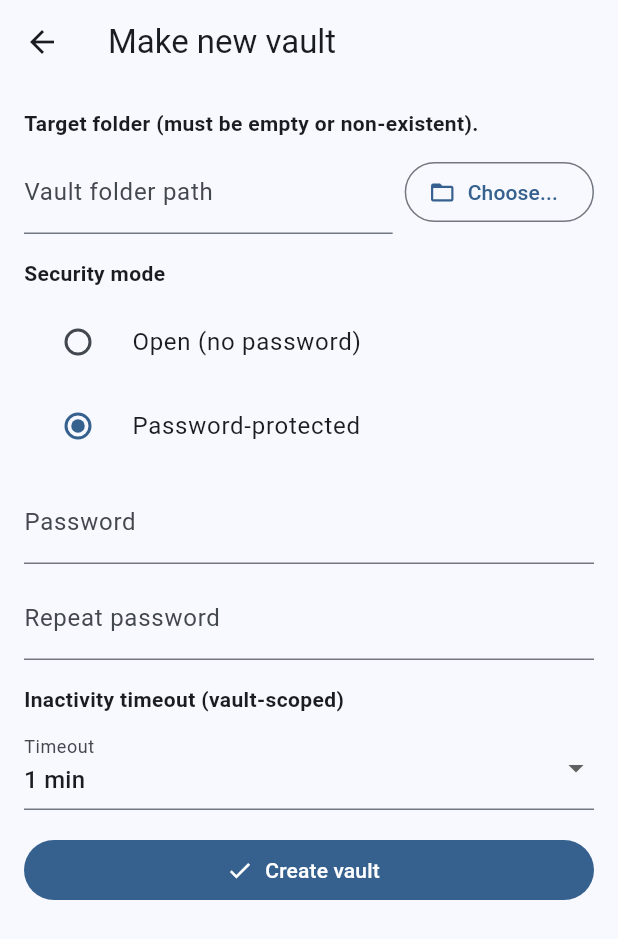
After one commit to Thpitze/DieThpitze, a Flutter app: the NewVaultWizard screen opened directly, after a tap on "Password-protected", on a phone screen of 412 x 824 dp. The commit adds this screen. Shown: the top 939 px of the screen. Run offline on Flutter 3.47's test engine with Material 3 defaults, Android fonts, the phone set to English and light mode, and no system bars; our stand-ins replace yaml; missing offline and left inert: file_selector; accounts and stored records are empty.

Commit message:
feat(vault): add new vault wizard + security dialog; fix auth bootstrap

```diff
--- /dev/null
+++ b/lib/app/vault/change_vault_security_dialog.dart
@@ -0,0 +1,225 @@
+/* lib/app/vault/change_vault_security_dialog.dart */
+import 'dart:convert';
+import 'dart:io';
+
+import 'package:flutter/material.dart';
+
+import '../../core/vault/vault_auth_service.dart';
+import 'vault_controller.dart';
+import 'vault_state.dart';
+
+class ChangeVaultSecurityDialog extends StatefulWidget {
+  final VaultController vault;
+
+  const ChangeVaultSecurityDialog({super.key, required this.vault});
+
+  @override
+  State<ChangeVaultSecurityDialog> createState() => _ChangeVaultSecurityDialogState();
+}
+
+class _ChangeVaultSecurityDialogState extends State<ChangeVaultSecurityDialog> {
+  static const String _authFileName = 'auth.json';
+  static const String _vaultFileName = 'vault.json';
+
+  final TextEditingController _currentPwCtrl = TextEditingController();
+  final TextEditingController _newPw1Ctrl = TextEditingController();
+  final TextEditingController _newPw2Ctrl = TextEditingController();
+
+  bool _busy = false;
+
+  @override
+  void dispose() {
+    _currentPwCtrl.dispose();
+    _newPw1Ctrl.dispose();
+    _newPw2Ctrl.dispose();
+    super.dispose();
+  }
+
+  String? get _vaultPath => widget.vault.state.vaultPath;
+
+  bool _hasAuthJson(String path) {
+    final f = File('$path${Platform.pathSeparator}$_authFileName');
+    return f.existsSync();
+  }
+
+  void _toast(String msg) {
+    ScaffoldMessenger.of(context).showSnackBar(SnackBar(content: Text(msg)));
+  }
+
+  /// Reads vaultId from <vaultRoot>/vault.json.
+  /// We do this locally to avoid depending on a specific VaultIdentityService API shape.
+  String _readVaultId(Directory vaultRoot) {
+    final f = File('${vaultRoot.path}${Platform.pathSeparator}$_vaultFileName');
+    if (!f.existsSync()) {
+      throw Exception('vault.json not found');
+    }
+    final decoded = jsonDecode(f.readAsStringSync());
+    if (decoded is! Map) {
+      throw Exception('vault.json invalid JSON');
+    }
+    final vaultId = decoded['vaultId'];
+    if (vaultId is! String || vaultId.trim().isEmpty) {
+      throw Exception('vault.json missing vaultId');
+    }
+    return vaultId;
+  }
+
+  Future<void> _enablePassword() async {
+    final path = _vaultPath;
+    if (path == null) return;
+
+    final p1 = _newPw1Ctrl.text;
+    final p2 = _newPw2Ctrl.text;
+    if (p1.trim().isEmpty) {
+      _toast('Password must not be empty.');
+      return;
+    }
+    if (p1 != p2) {
+      _toast('Passwords do not match.');
+      return;
+    }
+
+    setState(() => _busy = true);
+    try {
+      final root = Directory(path);
+
+      // Minimal vault info required by VaultAuthService: vaultId.
+            final vaultId = _readVaultId(root);
+
+      const authSvc = VaultAuthService();
+      authSvc.enablePasswordProtection(
+        vaultRoot: root,
+        vaultId: vaultId,
+        password: p1,
+      );if (!mounted) return;
+      Navigator.of(context).pop();
+      _toast('Password protection enabled.');
+    } catch (e) {
+      _toast('Enable failed: $e');
+      setState(() => _busy = false);
+    }
+  }
+
+  Future<void> _disablePassword() async {
+    final path = _vaultPath;
+    if (path == null) return;
+
+    final current = _currentPwCtrl.text;
+    if (current.trim().isEmpty) {
+      _toast('Enter current password to disable protection.');
+      return;
+    }
+
+    setState(() => _busy = true);
+    try {
+      // Verify current password by attempting unlock/open (session not remembered).
+      await widget.vault.unlockWithPassword(password: current, rememberForSession: false);
+
+      // If unlock succeeded, remove auth.json
+      final root = Directory(path);
+      const authSvc = VaultAuthService();
+      authSvc.disablePasswordProtection(vaultRoot: root);
+
+      // Safety: lock immediately (forces re-evaluation of access)
+      await widget.vault.lockNow(reason: 'security_changed');
+
+      if (!mounted) return;
+      Navigator.of(context).pop();
+      _toast('Password protection disabled.');
+    } catch (e) {
+      _toast('Disable failed: $e');
+      setState(() => _busy = false);
+    }
+  }
+
+  @override
+  Widget build(BuildContext context) {
+    final path = _vaultPath ?? '(no vault)';
+    final mounted = widget.vault.state.kind == VaultStateKind.open ||
+        widget.vault.state.kind == VaultStateKind.locked;
+
+    final protected = (_vaultPath != null) ? _hasAuthJson(_vaultPath!) : false;
+
+    return AlertDialog(
+      title: const Text('Change profile / security'),
+      content: SizedBox(
+        width: 520,
+        child: Column(
+          mainAxisSize: MainAxisSize.min,
+          children: [
+            Align(
+              alignment: Alignment.centerLeft,
+              child: Text(
+                'Vault: $path',
+                style: const TextStyle(fontSize: 12),
+              ),
+            ),
+            const SizedBox(height: 12),
+            Align(
+              alignment: Alignment.centerLeft,
+              child: Text(
+                'Current mode: ${protected ? 'Password' : 'Open'}',
+                style: const TextStyle(fontWeight: FontWeight.w600),
+              ),
+            ),
+            const SizedBox(height: 12),
+            if (!mounted) const Text('No vault mounted.') else ...[
+              if (!protected) ...[
+                const Align(
+                  alignment: Alignment.centerLeft,
+                  child: Text('Enable password protection'),
+                ),
+                const SizedBox(height: 8),
+                TextField(
+                  controller: _newPw1Ctrl,
+                  obscureText: true,
+                  decoration: const InputDecoration(labelText: 'New password'),
+                  enabled: !_busy,
+                ),
+                const SizedBox(height: 8),
+                TextField(
+                  controller: _newPw2Ctrl,
+                  obscureText: true,
+                  decoration: const InputDecoration(labelText: 'Repeat new password'),
+                  enabled: !_busy,
+                ),
+              ] else ...[
+                const Align(
+                  alignment: Alignment.centerLeft,
+                  child: Text('Disable password protection'),
+                ),
+                const SizedBox(height: 8),
+                TextField(
+                  controller: _currentPwCtrl,
+                  obscureText: true,
+                  decoration: const InputDecoration(labelText: 'Current password'),
+                  enabled: !_busy,
+                ),
+              ],
+            ],
+          ],
+        ),
+      ),
+      actions: [
+        TextButton(
+          onPressed: _busy ? null : () => Navigator.of(context).pop(),
+          child: const Text('Cancel'),
+        ),
+        if (mounted && !protected)
+          FilledButton(
+            onPressed: _busy ? null : _enablePassword,
+            child: _busy
+                ? const SizedBox(width: 18, height: 18, child: CircularProgressIndicator(strokeWidth: 2))
+                : const Text('Enable'),
+          ),
+        if (mounted && protected)
+          FilledButton(
+            onPressed: _busy ? null : _disablePassword,
+            child: _busy
+                ? const SizedBox(width: 18, height: 18, child: CircularProgressIndicator(strokeWidth: 2))
+                : const Text('Disable'),
+          ),
+      ],
+    );
+  }
+}
--- /dev/null
+++ b/lib/app/vault/new_vault_wizard.dart
@@ -0,0 +1,257 @@
+/* lib/app/vault/new_vault_wizard.dart */
+import 'dart:convert';
+import 'dart:io';
+
+import 'package:file_selector/file_selector.dart';
+import 'package:flutter/material.dart';
+
+import '../../core/records/record_service.dart';
+import '../../core/vault/vault_auth_service.dart';
+import '../../core/vault/vault_identity_service.dart';
+import '../../core/vault/vault_profile.dart';
+import '../../core/vault/vault_profile_service.dart';
+
+enum _SecurityMode { open, password }
+
+class NewVaultWizard extends StatefulWidget {
+  const NewVaultWizard({super.key});
+
+  static Future<String?> show(BuildContext context) {
+    return Navigator.of(context).push<String?>(
+      MaterialPageRoute(builder: (_) => const NewVaultWizard()),
+    );
+  }
+
+  @override
+  State<NewVaultWizard> createState() => _NewVaultWizardState();
+}
+
+class _NewVaultWizardState extends State<NewVaultWizard> {
+  static const String _vaultFileName = 'vault.json';
+
+  final TextEditingController _pathCtrl = TextEditingController();
+  final TextEditingController _pw1Ctrl = TextEditingController();
+  final TextEditingController _pw2Ctrl = TextEditingController();
+
+  _SecurityMode _mode = _SecurityMode.open;
+  int _timeoutSeconds = 60;
+  bool _busy = false;
+
+  @override
+  void dispose() {
+    _pathCtrl.dispose();
+    _pw1Ctrl.dispose();
+    _pw2Ctrl.dispose();
+    super.dispose();
+  }
+
+  Future<void> _pickFolder() async {
+    final dir = await getDirectoryPath();
+    if (!mounted) return;
+    if (dir == null) return;
+    setState(() => _pathCtrl.text = dir);
+  }
+
+  String _readVaultId(Directory vaultRoot) {
+    final f = File('${vaultRoot.path}${Platform.pathSeparator}$_vaultFileName');
+    final decoded = jsonDecode(f.readAsStringSync());
+    if (decoded is! Map) throw Exception('vault.json invalid JSON');
+    final vaultId = decoded['vaultId'];
+    if (vaultId is! String || vaultId.trim().isEmpty) throw Exception('vault.json missing vaultId');
+    return vaultId;
+  }
+
+  List<DropdownMenuItem<int>> _timeoutItems() {
+    const entries = <int, String>{
+      0: 'Off',
+      60: '1 min',
+      300: '5 min',
+      900: '15 min',
+      1800: '30 min',
+      3600: '60 min',
+    };
+
+    return [
+      for (final e in entries.entries)
+        DropdownMenuItem<int>(value: e.key, child: Text(e.value)),
+    ];
+  }
+
+  void _toast(String msg) {
+    ScaffoldMessenger.of(context).showSnackBar(SnackBar(content: Text(msg)));
+  }
+
+  Future<void> _create() async {
+    final rawPath = _pathCtrl.text.trim();
+    if (rawPath.isEmpty) {
+      _toast('Please choose or enter a target folder.');
+      return;
+    }
+
+    final root = Directory(rawPath);
+
+    // Must be empty or non-existent
+    if (root.existsSync()) {
+      final contents = root.listSync(followLinks: false);
+      if (contents.isNotEmpty) {
+        _toast('Target folder must be empty.');
+        return;
+      }
+    }
+
+    if (_mode == _SecurityMode.password) {
+      final p1 = _pw1Ctrl.text;
+      final p2 = _pw2Ctrl.text;
+      if (p1.trim().isEmpty) {
+        _toast('Password must not be empty.');
+        return;
+      }
+      if (p1 != p2) {
+        _toast('Passwords do not match.');
+        return;
+      }
+    }
+
+    setState(() => _busy = true);
+
+    try {
+      if (!root.existsSync()) {
+        root.createSync(recursive: true);
+      }
+
+      final vaultJson = File(
+        '${root.path}${Platform.pathSeparator}${VaultIdentityService.vaultFileName}',
+      );
+      if (vaultJson.existsSync()) {
+        _toast('vault.json already exists in target folder.');
+        setState(() => _busy = false);
+        return;
+      }
+
+      Directory('${root.path}${Platform.pathSeparator}${RecordService.recordsDirName}')
+          .createSync(recursive: true);
+      Directory('${root.path}${Platform.pathSeparator}${RecordService.trashDirName}')
+          .createSync(recursive: true);
+
+      // Creates vault.json
+      final idSvc = VaultIdentityService();
+      idSvc.initVault(root);
+
+      // profile.json
+      final profileSvc = VaultProfileService();
+      final base = VaultProfile.defaults();
+      final profile = base.copyWith(
+        security: base.security.copyWith(timeoutSeconds: _timeoutSeconds),
+      );
+      await profileSvc.save(root, profile);
+
+      // auth.json (optional)
+      if (_mode == _SecurityMode.password) {
+        const authSvc = VaultAuthService();
+        authSvc.enablePasswordProtection(
+          vaultRoot: root,
+          vaultId: _readVaultId(root),
+          password: _pw1Ctrl.text,
+        );
+      }
+
+      if (!mounted) return;
+      Navigator.of(context).pop(root.path);
+    } catch (e) {
+      _toast('Create failed: $e');
+      setState(() => _busy = false);
+    }
+  }
+
+  @override
+  Widget build(BuildContext context) {
+    return Scaffold(
+      appBar: AppBar(title: const Text('Make new vault')),
+      body: ListView(
+        padding: const EdgeInsets.all(16),
+        children: [
+          const Text(
+            'Target folder (must be empty or non-existent).',
+            style: TextStyle(fontWeight: FontWeight.w600),
+          ),
+          const SizedBox(height: 8),
+          Row(
+            children: [
+              Expanded(
+                child: TextField(
+                  controller: _pathCtrl,
+                  decoration: const InputDecoration(
+                    labelText: 'Vault folder path',
+                    hintText: r'C:\...\MyVault',
+                  ),
+                ),
+              ),
+              const SizedBox(width: 8),
+              OutlinedButton.icon(
+                onPressed: _busy ? null : _pickFolder,
+                icon: const Icon(Icons.folder_open),
+                label: const Text('Choose...'),
+              ),
+            ],
+          ),
+          const SizedBox(height: 16),
+          const Text('Security mode', style: TextStyle(fontWeight: FontWeight.w600)),
+          const SizedBox(height: 8),
+          AbsorbPointer(
+            absorbing: _busy,
+            child: RadioGroup<_SecurityMode>(
+              groupValue: _mode,
+              onChanged: (_SecurityMode? v) {
+                if (v == null) return;
+                setState(() => _mode = v);
+              },
+              child: Column(
+                children: const [
+                  RadioListTile<_SecurityMode>(
+                    value: _SecurityMode.open,
+                    title: Text('Open (no password)'),
+                  ),
+                  RadioListTile<_SecurityMode>(
+                    value: _SecurityMode.password,
+                    title: Text('Password-protected'),
+                  ),
+                ],
+              ),
+            ),
+          ),
+          if (_mode == _SecurityMode.password) ...[
+            const SizedBox(height: 8),
+            TextField(
+              controller: _pw1Ctrl,
+              obscureText: true,
+              decoration: const InputDecoration(labelText: 'Password'),
+            ),
+            const SizedBox(height: 8),
+            TextField(
+              controller: _pw2Ctrl,
+              obscureText: true,
+              decoration: const InputDecoration(labelText: 'Repeat password'),
+            ),
+          ],
+          const SizedBox(height: 16),
+          const Text('Inactivity timeout (vault-scoped)', style: TextStyle(fontWeight: FontWeight.w600)),
+          const SizedBox(height: 8),
+          DropdownButtonFormField<int>(
+            initialValue: _timeoutSeconds,
+            items: _timeoutItems(),
+            onChanged: _busy ? null : (v) => setState(() => _timeoutSeconds = v ?? 60),
+            decoration: const InputDecoration(labelText: 'Timeout'),
+          ),
+          const SizedBox(height: 16),
+          FilledButton.icon(
+            onPressed: _busy ? null : _create,
+            icon: _busy
+                ? const SizedBox(width: 18, height: 18, child: CircularProgressIndicator(strokeWidth: 2))
+                : const Icon(Icons.check),
+            label: Text(_busy ? 'Creating...' : 'Create vault'),
+          ),
+        ],
+      ),
+    );
+  }
+}
```
Also changed, not shown: lib/core/core_bootstrap.dart (+6 -2 lines), lib/core/vault/vault_auth_service.dart (+76 -3 lines).
